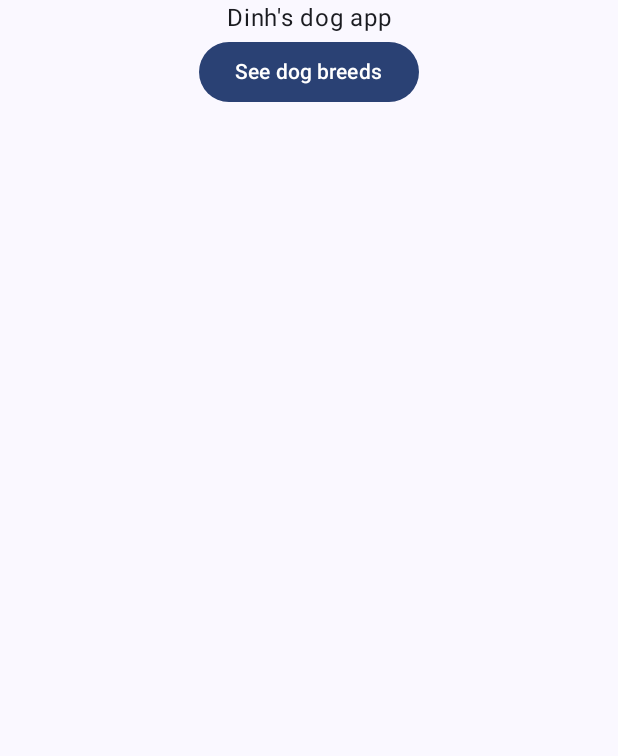
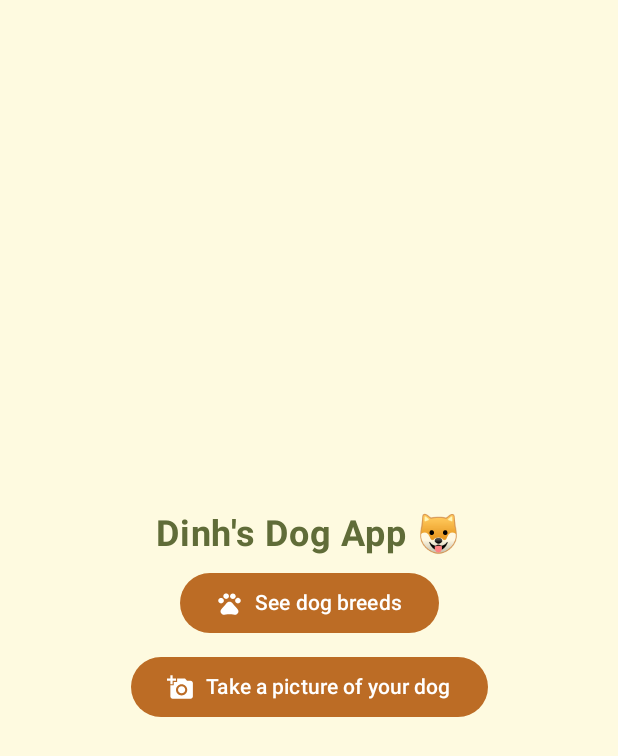
Before and after one commit to DinhL3/android-dog-app, an Android app built with Jetpack Compose: the screen it shows after launch (MainActivity), on a phone screen of 412 x 824 dp. Shown: the top 756 px of the screen. Run offline under Robolectric (Android 15) with nearby library versions, the phone set to English and light mode, and no system bars.

Commit message:
add home screen buttons and icons

```diff
--- a/app/build.gradle.kts
+++ b/app/build.gradle.kts
@@ -59,6 +59,7 @@ dependencies {
     implementation("androidx.compose.ui:ui-graphics")
     implementation("androidx.compose.ui:ui-tooling-preview")
     implementation("androidx.compose.material3:material3")
+    implementation ("androidx.compose.material:material-icons-extended")
     testImplementation("junit:junit:4.13.2")
     androidTestImplementation("androidx.test.ext:junit:1.1.5")
     androidTestImplementation("androidx.test.espresso:espresso-core:3.5.1")
--- a/app/src/main/java/com/example/finalproject/MainActivity.kt
+++ b/app/src/main/java/com/example/finalproject/MainActivity.kt
@@ -3,20 +3,31 @@ package com.example.finalproject
 import android.os.Bundle
 import androidx.activity.ComponentActivity
 import androidx.activity.compose.setContent
+import androidx.compose.foundation.layout.Arrangement
 import androidx.compose.foundation.layout.Column
+import androidx.compose.foundation.layout.Spacer
 import androidx.compose.foundation.layout.fillMaxSize
 import androidx.compose.foundation.layout.padding
+import androidx.compose.foundation.layout.size
+import androidx.compose.material.icons.Icons
+import androidx.compose.material.icons.filled.AddAPhoto
+import androidx.compose.material.icons.filled.Pets
 import androidx.compose.material3.Button
-import androidx.compose.material3.MaterialTheme
+import androidx.compose.material3.ButtonDefaults
+import androidx.compose.material3.Icon
 import androidx.compose.material3.Surface
 import androidx.compose.material3.Text
 import androidx.compose.runtime.Composable
 import androidx.compose.ui.Alignment
 import androidx.compose.ui.Modifier
-import androidx.compose.ui.res.stringResource
+import androidx.compose.ui.text.font.FontWeight
 import androidx.compose.ui.tooling.preview.Preview
 import androidx.compose.ui.unit.dp
+import androidx.compose.ui.unit.sp
+import com.example.finalproject.ui.theme.CreamWhite
+import com.example.finalproject.ui.theme.DarkOrange
 import com.example.finalproject.ui.theme.FinalProjectTheme
+import com.example.finalproject.ui.theme.OliveGreen
 
 class MainActivity : ComponentActivity() {
     override fun onCreate(savedInstanceState: Bundle?) {
@@ -26,7 +37,7 @@ class MainActivity : ComponentActivity() {
                 // A surface container using the 'background' color from the theme
                 Surface(
                     modifier = Modifier.fillMaxSize(),
-                    color = MaterialTheme.colorScheme.background
+                    color = CreamWhite
                 ) {
                     HomeScreen()
                 }
@@ -37,20 +48,54 @@ class MainActivity : ComponentActivity() {
 
 @Composable
 fun HomeScreen() {
-    Column(modifier = Modifier.fillMaxSize().padding(0.dp),
-        horizontalAlignment = Alignment.CenterHorizontally) {
-        Text(text = "Dinh's dog app")
+    Column(
+        modifier = Modifier
+            .fillMaxSize()
+            .padding(0.dp),
+        horizontalAlignment = Alignment.CenterHorizontally,
+        verticalArrangement = Arrangement.Center
+    ) {
+        Text(
+            text = "Dinh's Dog App \uD83D\uDC36",
+            fontSize = 24.sp,
+            fontWeight = FontWeight.Bold,
+            color = OliveGreen,
+            modifier = Modifier.padding(bottom = 8.dp)
+        )
         Button(
             onClick = { },
-            modifier = Modifier.padding(bottom = 16.dp)
-        ) { Text(text = "See dog breeds") }
+            modifier = Modifier.padding(bottom = 8.dp),
+            colors = ButtonDefaults.buttonColors(DarkOrange)
+        ) {
+            Icon(
+                Icons.Filled.Pets,
+                contentDescription = "Pets",
+                modifier = Modifier.size(ButtonDefaults.IconSize),
+            )
+            Spacer(Modifier.size(ButtonDefaults.IconSpacing))
+            Text(text = "See dog breeds")
+        }
+        Button(
+            onClick = { },
+            modifier = Modifier.padding(bottom = 0.dp),
+            colors = ButtonDefaults.buttonColors(DarkOrange)
+
+        ) {
+            Icon(
+                Icons.Filled.AddAPhoto,
+                contentDescription = "Add picture",
+                modifier = Modifier.size(ButtonDefaults.IconSize),
+            )
+            Spacer(Modifier.size(ButtonDefaults.IconSpacing))
+            Text(text = "Take a picture of your dog")
+        }
     }
 }
 
-//@Preview(showBackground = true)
-//@Composable
-//fun GreetingPreview() {
-//    FinalProjectTheme {
-//        Greeting("Android")
-//    }
-//}
+@Preview(showBackground = true)
+@Composable
+fun GreetingPreview() {
+    FinalProjectTheme {
+        HomeScreen()
+    }
+}
--- a/app/src/main/java/com/example/finalproject/ui/theme/Color.kt
+++ b/app/src/main/java/com/example/finalproject/ui/theme/Color.kt
@@ -9,3 +9,9 @@ val Pink80 = Color(0xFFEFB8C8)
 val Purple40 = Color(0xFF6650a4)
 val PurpleGrey40 = Color(0xFF625b71)
 val Pink40 = Color(0xFF7D5260)
+
+val OliveGreen = Color(0xFF606C38)
+val DarkOliveGreen = Color(0xFF283618)
+val CreamWhite = Color(0xFFFEFAE0)
+val LightOrange = Color(0xFFDDA15E)
+val DarkOrange = Color(0xFFBC6C25)
```
